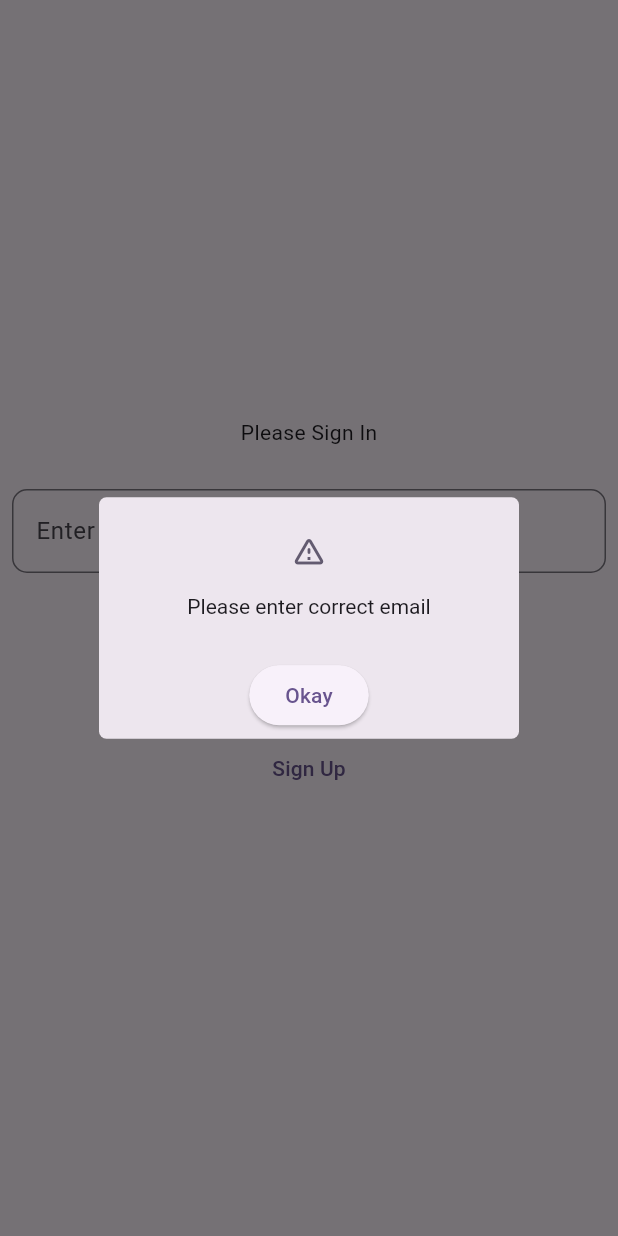
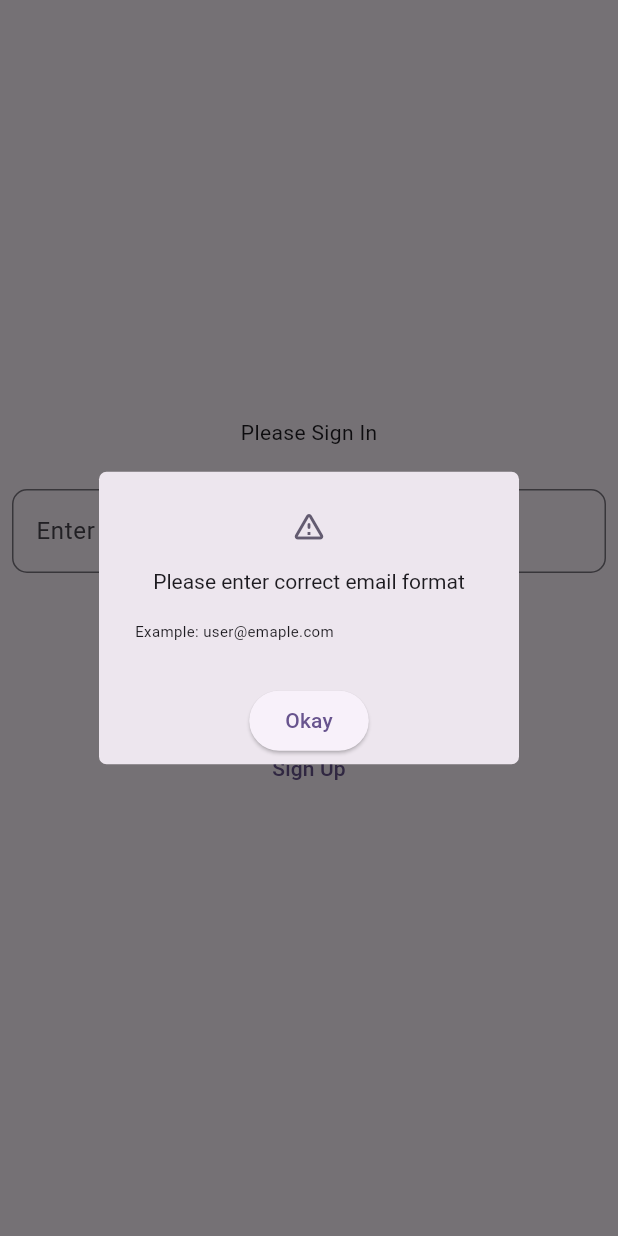
Before and after one commit to Mo-H3at/Technical-Assessment-Falcorp-, a Flutter app: the screen it shows after launch, after a tap on "Sign In", on a phone screen of 412 x 824 dp. Run offline on Flutter 3.47's test engine with Material 3 defaults, Android fonts, the phone set to English and light mode, and no system bars; our stand-ins replace flutter_secure_storage, material_ui; accounts and stored records are empty.

Commit message:
Sign In Valdiation
-Added validations to sign in page
-Edited Email TextController

```diff
--- a/technical_assessment/lib/data/services.dart
+++ b/technical_assessment/lib/data/services.dart
@@ -58,9 +58,6 @@ class DataServices {
     await userFileList.writeAsString(JsonEncoder.withIndent(' ').convert(users.map((x) => x.toJson()).toList()));
   }
 
-
-
-
   Future<bool> signIn(String email) async{
     bool success = false;
     List<User>? userList = await getUserFileList();
@@ -71,7 +68,7 @@ class DataServices {
       getUserFileList();
       success = true;
     }else{
-      print(userList);
+      print(userList.map((x) => x.toJson()));
     }
     return success;
   }
--- a/technical_assessment/lib/pages/sign_in/sign_in.dart
+++ b/technical_assessment/lib/pages/sign_in/sign_in.dart
@@ -2,6 +2,7 @@ import 'package:material_ui/material_ui.dart';
 import 'package:technical_assessment/data/services.dart';
 import 'package:technical_assessment/pages/main_display/main_tabs.dart';
 import 'package:technical_assessment/pages/sign_up/sign_up.dart';
+import 'package:technical_assessment/validations/validations.dart';
 
 class SignInPage extends StatefulWidget {
   const SignInPage({super.key});
@@ -12,22 +13,11 @@ class SignInPage extends StatefulWidget {
 
 class _SignInPageState extends State<SignInPage> {
 
-  late TextEditingController nameController;
-  late TextEditingController emailController;
-  late FocusNode nameNode;
-  late FocusNode emailNode;
-
-  @override
-  void initState() {
-    emailController = TextEditingController();
-    emailNode = FocusNode();
-    super.initState();
-  }
+  TextEditingController emailController = TextEditingController();
 
   @override
   void dispose() {
     emailController.dispose();
-    emailNode.dispose();
     super.dispose();
   }
 
@@ -45,7 +35,6 @@ class _SignInPageState extends State<SignInPage> {
               padding: const EdgeInsets.all(8.0),
               child: TextField(
                 controller: emailController,
-                focusNode: emailNode,
                 keyboardType: TextInputType.emailAddress,
                 decoration: InputDecoration(
                   labelText: 'Enter Email',
@@ -77,6 +66,31 @@ class _SignInPageState extends State<SignInPage> {
 
 
   void signInCheck()async{
+
+    var email = emailController.text.trim();
+    if(!email.isEmail()){
+      showDialog(context: context, builder: (context) =>
+        AlertDialog(
+          shape: RoundedRectangleBorder(
+            borderRadius: BorderRadius.circular(5),
+          ),
+          icon: Icon(Icons.warning_amber_rounded,),
+          title: const Text("Please enter correct email format", style: TextStyle(fontSize: 14)),
+          content: const Text("Example: user@emaple.com", style: TextStyle(fontSize: 10)),
+          actionsPadding: EdgeInsets.all(5),
+          actionsAlignment: MainAxisAlignment.spaceAround,
+          actions: [
+            ElevatedButton(
+              onPressed: () {
+                Navigator.pop(context);
+              },
+              child: const Text('Okay')),
+          ],
+        )
+      );
+      return;
+    }
+
     if(await DataServices().signIn(emailController.text))
     {
       Navigator.pushReplacement(context,
```
